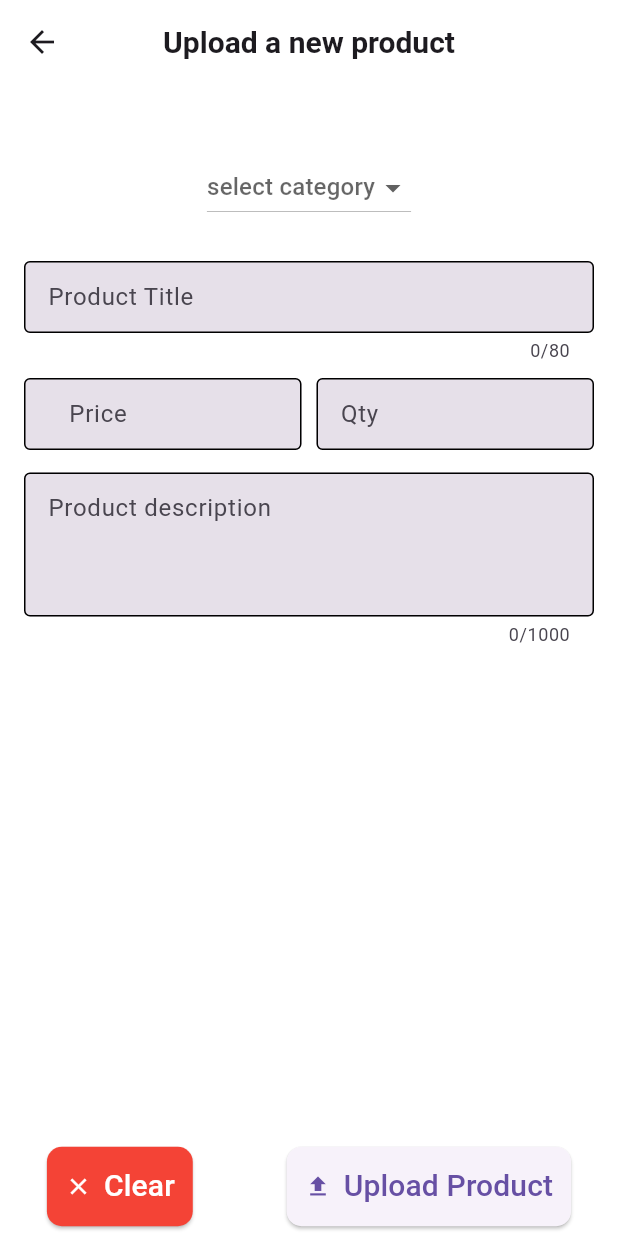
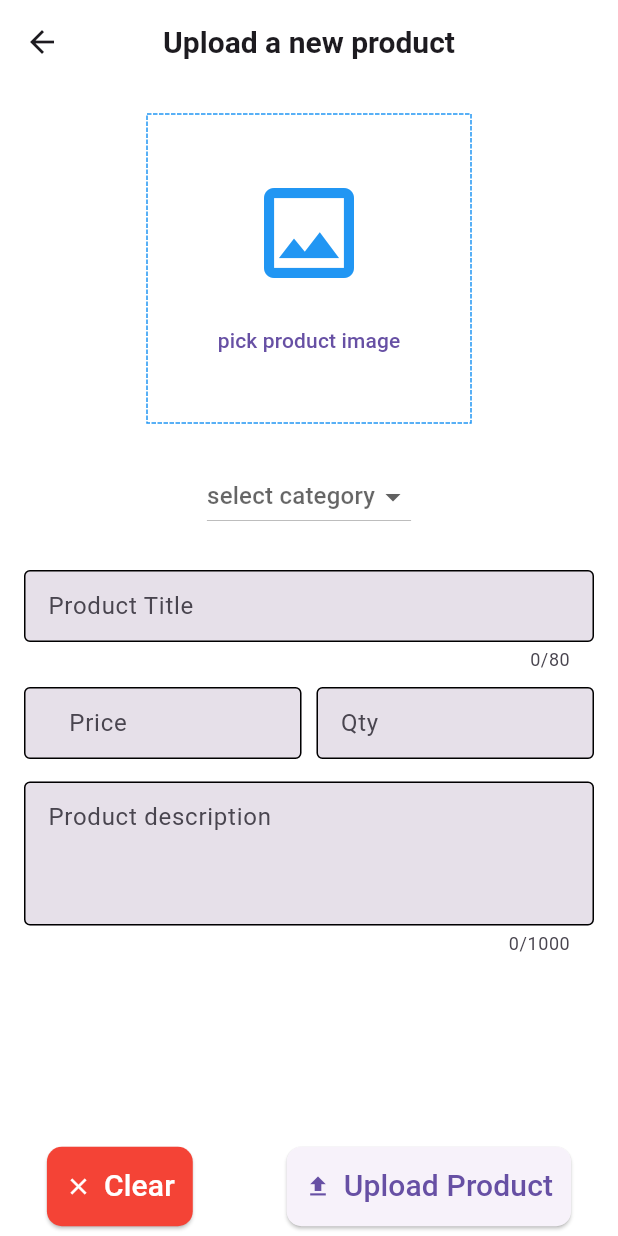
Before and after one commit to MeDoRa0/shop_admin, a Flutter app: the EditOrUploadProductScreen screen opened by its route, on a phone screen of 412 x 824 dp. Run offline on Flutter 3.47's test engine with Material 3 defaults, Android fonts, the phone set to English and light mode, and no system bars; drawn by our look-alikes of dotted_border; our stand-ins replace fancy_shimmer_image, image_picker, shared_preferences, shimmer; missing offline and left inert: dynamic_height_grid_view; accounts and stored records are empty.

Commit message:
admin can now pick image for product

```diff
--- a/lib/screens/edit_upload_product_form.dart
+++ b/lib/screens/edit_upload_product_form.dart
@@ -1,3 +1,6 @@
+import 'dart:io';
+
+import 'package:dotted_border/dotted_border.dart';
 import 'package:flutter/material.dart';
 import 'package:flutter/services.dart';
 import 'package:image_picker/image_picker.dart';
@@ -184,8 +187,71 @@ class _EditOrUploadProductScreenState extends State<EditOrUploadProductScreen> {
                 const SizedBox(
                   height: 20,
                 ),
-                /* Image picker here ***********************************/
-
+                if (_pickedImage == null) ...[
+                  SizedBox(
+                    width: size.width * 0.5 + 10,
+                    height: size.width * 0.5,
+                    child: DottedBorder(
+                      color: Colors.blue,
+                      radius: const Radius.circular(16),
+                      child: Center(
+                        child: Column(
+                          crossAxisAlignment: CrossAxisAlignment.center,
+                          mainAxisAlignment: MainAxisAlignment.center,
+                          children: [
+                            IconButton(
+                              onPressed: () {
+                                localImagePicker();
+                              },
+                              icon: const Icon(
+                                Icons.image_outlined,
+                                size: 80,
+                                color: Colors.blue,
+                              ),
+                            ),
+                            TextButton(
+                              onPressed: () {
+                                localImagePicker();
+                              },
+                              child: const Text('pick product image'),
+                            ),
+                          ],
+                        ),
+                      ),
+                    ),
+                  ),
+                ] else ...[
+                  ClipRRect(
+                    borderRadius: BorderRadius.circular(12),
+                    child: Image.file(
+                      File(_pickedImage!.path),
+                      height: size.width * 0.5,
+                      alignment: Alignment.center,
+                    ),
+                  )
+                ],
+                if (_pickedImage != null) ...[
+                  Row(
+                    mainAxisAlignment: MainAxisAlignment.center,
+                    children: [
+                      TextButton(
+                        onPressed: () {
+                          localImagePicker();
+                        },
+                        child: const Text('pick another image'),
+                      ),
+                      TextButton(
+                        onPressed: () {
+                          removePickedImage();
+                        },
+                        child: const Text(
+                          'remove image',
+                          style: TextStyle(color: Colors.red),
+                        ),
+                      ),
+                    ],
+                  )
+                ],
                 const SizedBox(
                   height: 25,
                 ),
--- a/pubspec.yaml
+++ b/pubspec.yaml
@@ -29,6 +29,7 @@ environment:
 # versions available, run `flutter pub outdated`.
 dependencies:
   cupertino_icons: ^1.0.8
+  dotted_border: ^2.1.0
   dynamic_height_grid_view: ^0.0.4
   fancy_shimmer_image: ^2.0.3
   flutter:
```
Also changed, not shown: pubspec.lock.
